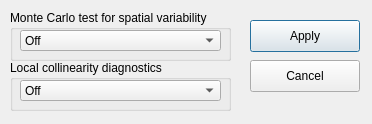
Before: the Qt Designer form resources/ui/advOptGWR.ui in Ziqi-Li/MGWR-GUI, drawn with Qt 5.
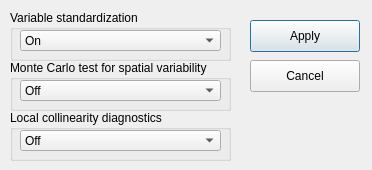
After: the same form once the commit is applied.

Diff of the .ui file:
```diff
--- a/resources/ui/advOptGWR.ui
+++ b/resources/ui/advOptGWR.ui
@@ -10,7 +10,7 @@
     <x>0</x>
     <y>0</y>
     <width>372</width>
-    <height>124</height>
+    <height>170</height>
    </rect>
   </property>
   <property name="windowTitle">
@@ -49,7 +49,7 @@
    <property name="geometry">
     <rect>
      <x>10</x>
-     <y>10</y>
+     <y>60</y>
      <width>221</width>
      <height>51</height>
     </rect>
@@ -82,7 +82,7 @@
    <property name="geometry">
     <rect>
      <x>10</x>
-     <y>60</y>
+     <y>110</y>
      <width>221</width>
      <height>51</height>
     </rect>
@@ -111,6 +111,39 @@
     </item>
    </widget>
   </widget>
+  <widget class="QGroupBox" name="SOCBox_2">
+   <property name="geometry">
+    <rect>
+     <x>10</x>
+     <y>10</y>
+     <width>221</width>
+     <height>51</height>
+    </rect>
+   </property>
+   <property name="title">
+    <string>Variable standardization</string>
+   </property>
+   <widget class="QComboBox" name="varSTDComboBox">
+    <property name="geometry">
+     <rect>
+      <x>10</x>
+      <y>20</y>
+      <width>201</width>
+      <height>21</height>
+     </rect>
+    </property>
+    <item>
+     <property name="text">
+      <string>On</string>
+     </property>
+    </item>
+    <item>
+     <property name="text">
+      <string>Off</string>
+     </property>
+    </item>
+   </widget>
+  </widget>
  </widget>
  <resources/>
  <connections/>
```
